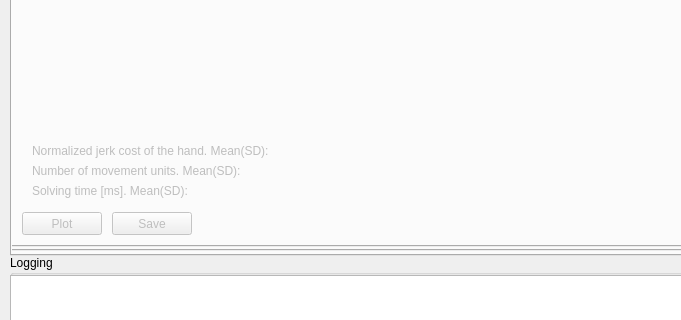
This is ui/main_window.ui in zohannn/motion_manager as Qt 5 draws it before an edit; both pictures show x 0 to 681 and y 264 to 584 of the 1101 by 697 pixel window. The edited form follows.
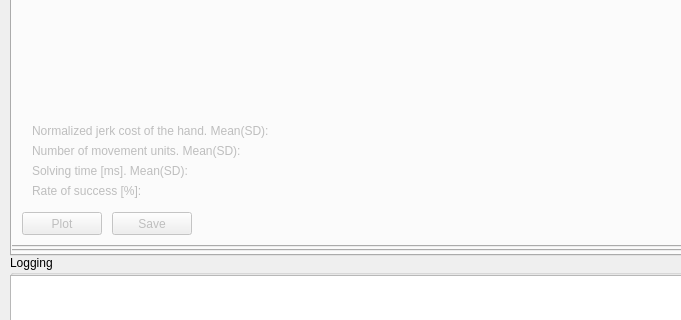
This is the edited form. The open tabs and pages were chosen to show the change. Icons and pictures are not drawn. Custom widgets are drawn as their Qt base class.

```diff
--- a/ui/main_window.ui
+++ b/ui/main_window.ui
@@ -1258,7 +1258,7 @@
           <property name="geometry">
            <rect>
             <x>20</x>
-            <y>310</y>
+            <y>290</y>
             <width>521</width>
             <height>17</height>
            </rect>
@@ -1284,7 +1284,7 @@
           <property name="geometry">
            <rect>
             <x>20</x>
-            <y>330</y>
+            <y>310</y>
             <width>521</width>
             <height>17</height>
            </rect>
@@ -1310,7 +1310,7 @@
           <property name="geometry">
            <rect>
             <x>20</x>
-            <y>350</y>
+            <y>330</y>
             <width>521</width>
             <height>17</height>
            </rect>
@@ -1332,6 +1332,32 @@
            </item>
           </layout>
          </widget>
+         <widget class="QWidget" name="layoutWidget_8">
+          <property name="geometry">
+           <rect>
+            <x>20</x>
+            <y>350</y>
+            <width>521</width>
+            <height>17</height>
+           </rect>
+          </property>
+          <layout class="QHBoxLayout" name="horizontalLayout_10">
+           <item>
+            <widget class="QLabel" name="label_cost_hand_7">
+             <property name="text">
+              <string>Rate of success [%]:</string>
+             </property>
+            </widget>
+           </item>
+           <item>
+            <widget class="QLabel" name="label_rate_task">
+             <property name="text">
+              <string/>
+             </property>
+            </widget>
+           </item>
+          </layout>
+         </widget>
         </widget>
        </widget>
       </widget>
```
Left out of the diff: 15 changed lines with no effect on the pictures.
